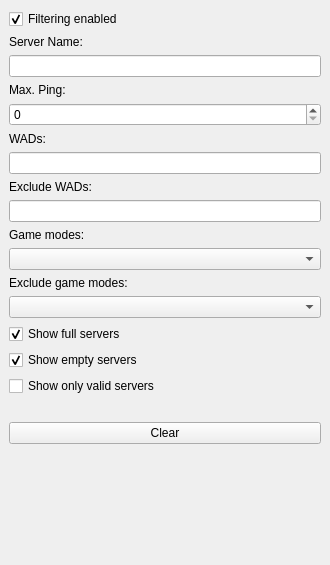
This is src/core/gui/serverfilterdock.ui in Destroyerrrocket/doomseeker-unofficial as Qt 5 draws it before an edit. The edited form follows.
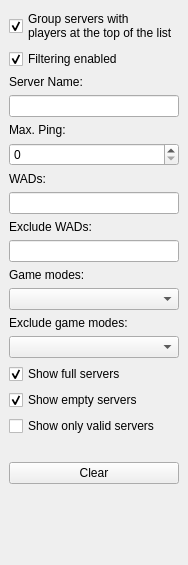
This is the edited form. Custom widgets are drawn as their Qt base class.

Commit message: - Servers with players can now be grouped at the top of the list regardless of current sorting setting.

Diff of the .ui file:
```diff
--- a/src/core/gui/serverfilterdock.ui
+++ b/src/core/gui/serverfilterdock.ui
@@ -6,7 +6,7 @@
    <rect>
     <x>0</x>
     <y>0</y>
-    <width>330</width>
+    <width>175</width>
     <height>565</height>
    </rect>
   </property>
@@ -21,6 +21,17 @@
   </property>
   <widget class="QWidget" name="dockWidgetContents">
    <layout class="QVBoxLayout" name="verticalLayout_2">
+    <item>
+     <widget class="QCheckBox" name="cbGroupServersWithPlayersAtTop">
+      <property name="text">
+       <string>Group servers with
+players at the top of the list</string>
+      </property>
+      <property name="checked">
+       <bool>true</bool>
+      </property>
+     </widget>
+    </item>
     <item>
      <widget class="QCheckBox" name="cbFilteringEnabled">
       <property name="text">
@@ -44,8 +55,8 @@
         <rect>
          <x>0</x>
          <y>0</y>
-         <width>312</width>
-         <height>494</height>
+         <width>157</width>
+         <height>466</height>
         </rect>
        </property>
        <layout class="QVBoxLayout" name="verticalLayout_3">
```
Left out of the diff: 17 changed lines with no effect on the pictures. The commit also changes 9 other files.
